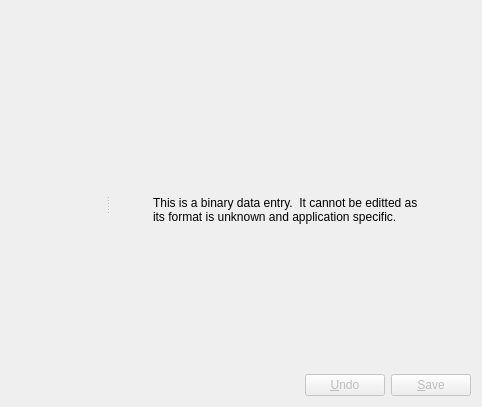
Before: the Qt Designer form src/manager/walletwidget.ui in KDE/kwalletmanager, drawn with Qt 5.
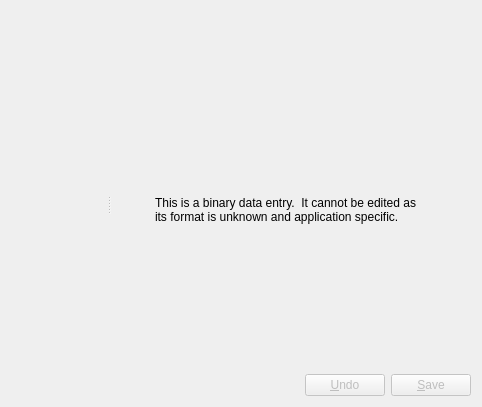
After: the same form once the commit is applied. The open tabs and pages were chosen to show the change. Custom widgets are drawn as their Qt base class.

```diff
--- a/src/manager/walletwidget.ui
+++ b/src/manager/walletwidget.ui
@@ -212,7 +212,7 @@
              <item>
               <widget class="QLabel" name="textLabel1_2">
                <property name="text">
-                <string>This is a binary data entry.  It cannot be editted as its format is unknown and application specific.</string>
+                <string>This is a binary data entry.  It cannot be edited as its format is unknown and application specific.</string>
                </property>
                <property name="alignment">
                 <set>Qt::AlignVCenter</set>
```
